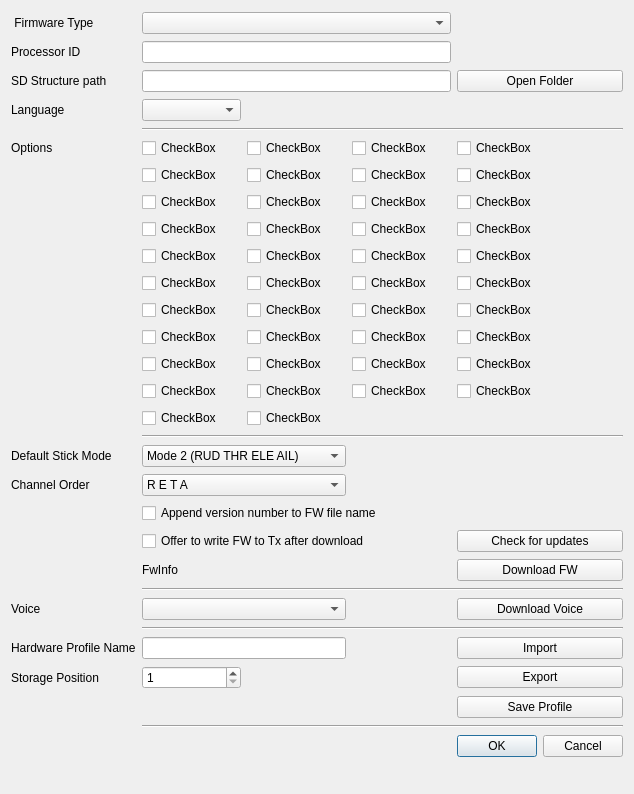
The window that companion/src/fwpreferencesdialog.ui (opentx/opentx) describes before a commit, drawn with Qt 5.
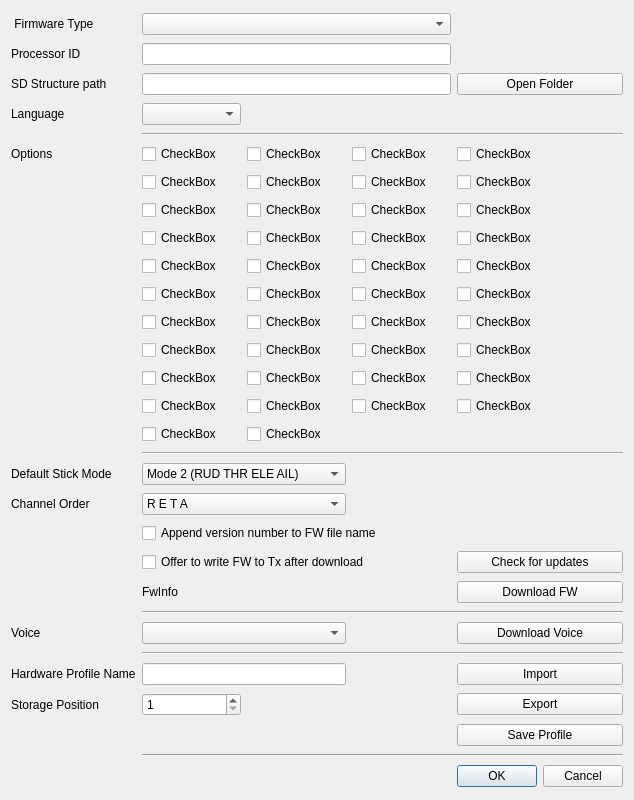
The same window after the commit.

Patch:
```diff
--- a/companion/src/fwpreferencesdialog.ui
+++ b/companion/src/fwpreferencesdialog.ui
@@ -7,7 +7,7 @@
     <x>0</x>
     <y>0</y>
     <width>634</width>
-    <height>794</height>
+    <height>800</height>
    </rect>
   </property>
   <property name="sizePolicy">
```
Left out of the diff: 2 changed lines with no effect on the pictures.
